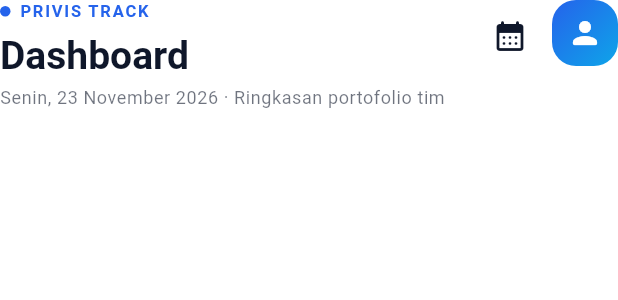
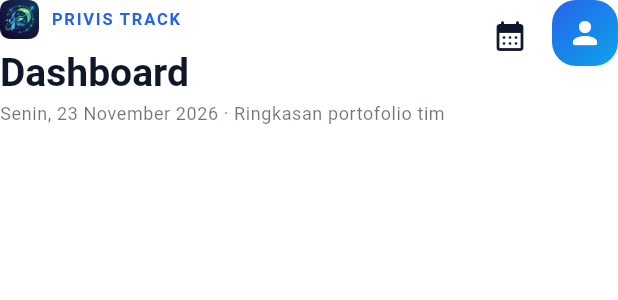
Before and after one commit to briczz555/privis_track, a Flutter app: the DashboardHeader widget shown alone on an empty page, opened directly, on a phone screen of 412 x 824 dp. Shown: the top 300 px of the screen. Run offline on Flutter 3.47's test engine with Material 3 defaults, Android fonts, the phone set to English and light mode, and no system bars; our stand-ins replace dio, drift, file_picker, flutter_riverpod, flutter_secure_storage, freezed_annotation and 4 more; missing offline and left inert: device_calendar_plus; accounts and stored records are empty; generated files the repository leaves out were written again; network calls fail.

Commit message:
feat: show app icon on dashboard and splash
Ikon launcher yang sudah diganti dipakai juga di dalam aplikasi: 26 px di brand row dashboard dan 76 px di splash.

- aset disalin ke assets/branding/app_icon.png dan didaftarkan di pubspec
- path aset dipusatkan di core/branding/app_assets.dart
- test login diberi override meeting repository agar tidak memanggil API asli

```diff
--- /dev/null
+++ b/lib/core/branding/app_assets.dart
@@ -0,0 +1,9 @@
+/// Path aset branding yang dipakai di beberapa layar.
+///
+/// File sumber: ikon launcher aplikasi (192 px) yang disalin ke
+/// `assets/branding/app_icon.png` agar bisa dipakai sebagai widget.
+abstract class AppAssets {
+  const AppAssets._();
+
+  static const appIcon = 'assets/branding/app_icon.png';
+}
--- a/lib/features/dashboard/presentation/widgets/dashboard_header.dart
+++ b/lib/features/dashboard/presentation/widgets/dashboard_header.dart
@@ -1,6 +1,7 @@
 import 'package:flutter/material.dart';
 import 'package:go_router/go_router.dart';
 
+import '../../../../core/branding/app_assets.dart';
 import '../../../../core/navigation/routes.dart';
 import '../../../../core/theme/app_colors.dart';
 import '../../../../core/theme/app_shapes.dart';
@@ -25,15 +26,17 @@ class DashboardHeader extends StatelessWidget {
             children: [
               Row(
                 children: [
-                  Container(
-                    width: 7,
-                    height: 7,
-                    decoration: const BoxDecoration(
-                      color: AppColors.primary,
-                      shape: BoxShape.circle,
+                  ClipRRect(
+                    borderRadius: BorderRadius.circular(AppRadius.sm),
+                    child: Image.asset(
+                      AppAssets.appIcon,
+                      width: 26,
+                      height: 26,
+                      fit: BoxFit.cover,
+                      filterQuality: FilterQuality.medium,
                     ),
                   ),
-                  const SizedBox(width: 6),
+                  const SizedBox(width: AppSpacing.sm),
                   Text(
                     'PRIVIS TRACK',
                     style: theme.textTheme.labelSmall?.copyWith(
--- a/pubspec.yaml
+++ b/pubspec.yaml
@@ -79,6 +79,9 @@ flutter:
   # the material Icons class.
   uses-material-design: true
 
+  assets:
+    - assets/branding/app_icon.png
+
   # To add assets to your application, add an assets section, like this:
   # assets:
   #   - images/a_dot_burr.jpeg
```
Also changed, not shown: lib/features/auth/presentation/screens/splash_screen.dart (+8 -17 lines), assets/branding/app_icon.png (added), 6 other files.
